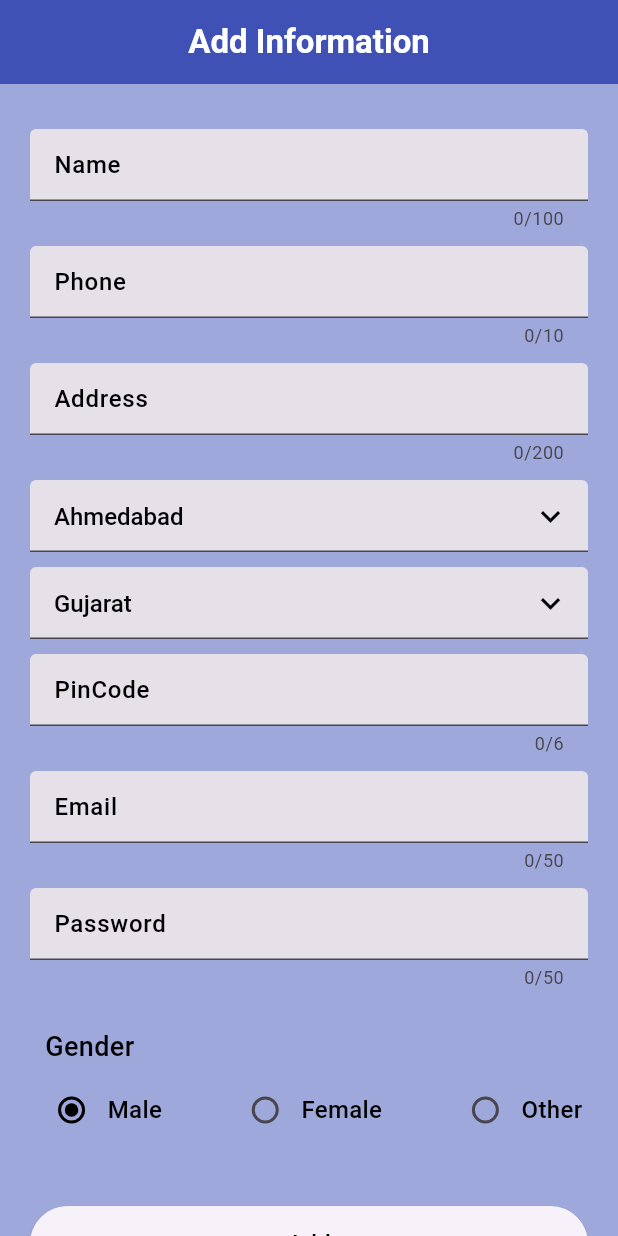
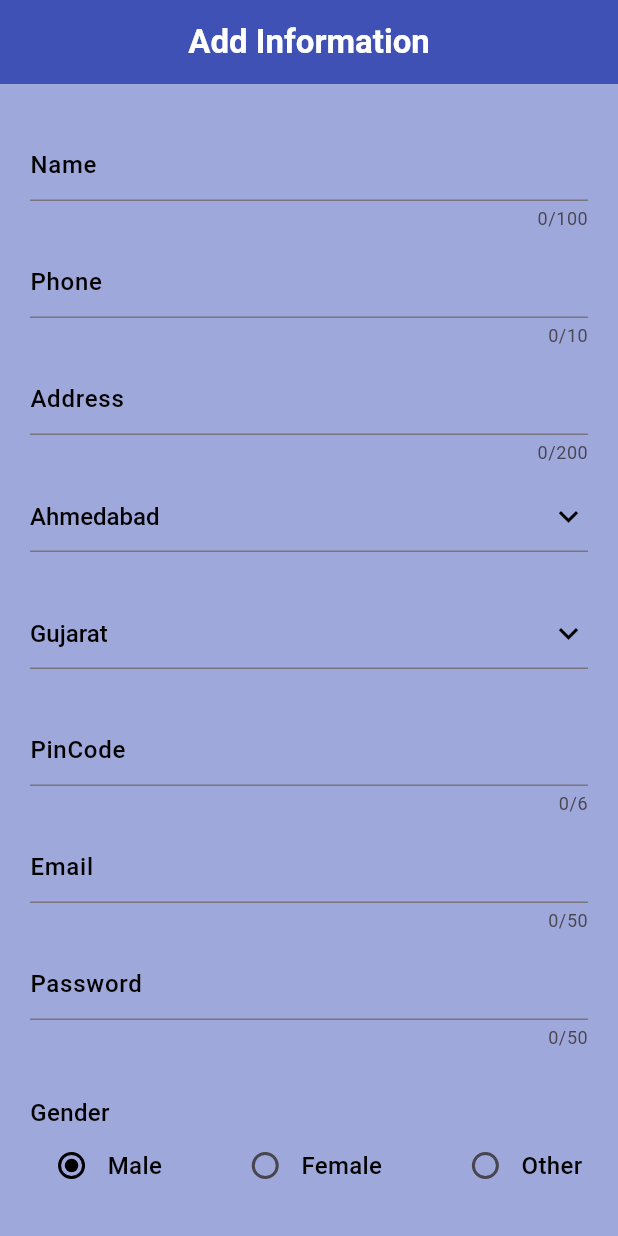
Before and after one commit to Jaydip04/learnApp, a Flutter app: the screen it shows after launch, on a phone screen of 412 x 824 dp. Run offline on Flutter 3.47's test engine with Material 3 defaults, Android fonts, the phone set to English and light mode, and no system bars; our stand-ins replace firebase_core, firebase_database; accounts and stored records are empty.

Commit message:
code change

```diff
--- a/lib/form.dart
+++ b/lib/form.dart
@@ -3,14 +3,14 @@ import 'package:flutter/cupertino.dart';
 import 'package:flutter/material.dart';
 import 'package:flutter/services.dart';
 
-class FormWidget extends StatefulWidget {
-  const FormWidget({super.key});
+class Form_Widget extends StatefulWidget {
+  const Form_Widget({super.key});
 
   @override
-  State<FormWidget> createState() => _FormWidgetState();
+  State<Form_Widget> createState() => _FormWidgetState();
 }
 
-class _FormWidgetState extends State<FormWidget> {
+class _FormWidgetState extends State<Form_Widget> {
   String? validatePhone(String? value) {
     const pattern = r'[7,8,9][0-9]{9}';
     final regex = RegExp(pattern);
@@ -88,18 +88,16 @@ class _FormWidgetState extends State<FormWidget> {
         ),
       ),
       body: Container(
-        // color: bgcolor,
         child: SingleChildScrollView(
+          child: Padding(
+            padding: const EdgeInsets.symmetric(horizontal: 20, vertical: 5),
             child: Column(
               crossAxisAlignment: CrossAxisAlignment.center,
               children: [
                 const SizedBox(
                   height: 25,
                 ),
-              Padding(
-                padding:
-                    const EdgeInsets.symmetric(horizontal: 20, vertical: 5),
-                child: TextFormField(
+                TextFormField(
                     maxLength: 100,
                     autovalidateMode: AutovalidateMode.always,
                     inputFormatters: <TextInputFormatter>[
@@ -108,21 +106,12 @@ class _FormWidgetState extends State<FormWidget> {
                     keyboardType: TextInputType.name,
                     controller: nameController,
                     obscureText: false,
-                  style: TextStyle(
-                      color: Colors.black,
-                      fontSize: 16,
-                      fontWeight: FontWeight.w500),
-                  decoration: InputDecoration(
-                    hintText: "Name",
-                    hintStyle: TextStyle(color: Colors.black),
-                    filled: true,
+                    style: commonTextStyle(),
+                    decoration: commonInputDecoration("Name")),
+                SizedBox(
+                  height: 10,
                 ),
-                ),
-              ),
-              Padding(
-                padding:
-                    const EdgeInsets.symmetric(horizontal: 20, vertical: 5),
-                child: TextFormField(
+                TextFormField(
                     maxLength: 10,
                     autovalidateMode: AutovalidateMode.always,
                     validator: validatePhone,
@@ -132,21 +121,12 @@ class _FormWidgetState extends State<FormWidget> {
                     keyboardType: TextInputType.phone,
                     controller: phoneController,
                     obscureText: false,
-                  style: TextStyle(
-                      color: Colors.black,
-                      fontSize: 16,
-                      fontWeight: FontWeight.w500),
-                  decoration: InputDecoration(
-                    hintText: "Phone",
-                    hintStyle: TextStyle(color: Colors.black),
-                    filled: true,
+                    style: commonTextStyle(),
+                    decoration: commonInputDecoration("Phone")),
+                SizedBox(
+                  height: 10,
                 ),
-                ),
-              ),
-              Padding(
-                padding:
-                    const EdgeInsets.symmetric(horizontal: 20, vertical: 5),
-                child: TextFormField(
+                TextFormField(
                     maxLength: 200,
                     autovalidateMode: AutovalidateMode.always,
                     inputFormatters: <TextInputFormatter>[
@@ -155,29 +135,14 @@ class _FormWidgetState extends State<FormWidget> {
                     keyboardType: TextInputType.text,
                     controller: addressController,
                     obscureText: false,
-                  style: TextStyle(
-                      color: Colors.black,
-                      fontSize: 16,
-                      fontWeight: FontWeight.w500),
-                  decoration: InputDecoration(
-                    hintText: "Address",
-                    hintStyle: TextStyle(color: Colors.black),
-                    filled: true,
+                    style: commonTextStyle(),
+                    decoration: commonInputDecoration("Address")),
+                SizedBox(
+                  height: 10,
                 ),
-                ),
-              ),
-              Padding(
-                padding:
-                    const EdgeInsets.symmetric(horizontal: 20, vertical: 5),
-                child: DropdownButtonFormField(
-                  decoration: InputDecoration(
-                    filled: true,
-                    hintText: "city",
-                  ),
-                  style: TextStyle(
-                      color: Colors.black,
-                      fontSize: 16,
-                      fontWeight: FontWeight.w500),
+                DropdownButtonFormField(
+                  decoration: commonInputDecoration("city"),
+                  style: commonTextStyle(),
                   value: dropdownvaluecity,
                   icon: const Icon(
                     Icons.keyboard_arrow_down,
@@ -196,19 +161,12 @@ class _FormWidgetState extends State<FormWidget> {
                     });
                   },
                 ),
+                SizedBox(
+                  height: 30,
                 ),
-              Padding(
-                padding:
-                    const EdgeInsets.symmetric(horizontal: 20, vertical: 5),
-                child: DropdownButtonFormField(
-                  decoration: InputDecoration(
-                    filled: true,
-                    hintText: "city",
-                  ),
-                  style: TextStyle(
-                      color: Colors.black,
-                      fontSize: 16,
-                      fontWeight: FontWeight.w500),
+                DropdownButtonFormField(
+                  decoration: commonInputDecoration("State"),
+                  style: commonTextStyle(),
                   value: dropdownvaluestate,
                   iconSize: 26,
                   icon: const Icon(
@@ -227,11 +185,10 @@ class _FormWidgetState extends State<FormWidget> {
                     });
                   },
                 ),
+                SizedBox(
+                  height: 30,
                 ),
-              Padding(
-                padding:
-                    const EdgeInsets.symmetric(horizontal: 20, vertical: 5),
-                child: TextFormField(
+                TextFormField(
                     maxLength: 6,
                     autovalidateMode: AutovalidateMode.always,
                     validator: validatePinCode,
@@ -241,21 +198,12 @@ class _FormWidgetState extends State<FormWidget> {
                     keyboardType: TextInputType.number,
                     controller: pincodeController,
                     obscureText: false,
-                  style: TextStyle(
-                      color: Colors.black,
-                      fontSize: 16,
-                      fontWeight: FontWeight.w500),
-                  decoration: InputDecoration(
-                    hintText: "PinCode",
-                    hintStyle: TextStyle(color: Colors.black),
-                    filled: true,
+                    style: commonTextStyle(),
+                    decoration: commonInputDecoration("PinCode")),
+                SizedBox(
+                  height: 10,
                 ),
-                ),
-              ),
-              Padding(
-                padding:
-                    const EdgeInsets.symmetric(horizontal: 20, vertical: 5),
-                child: TextFormField(
+                TextFormField(
                     autovalidateMode: AutovalidateMode.always,
                     validator: validateEmail,
                     maxLength: 50,
@@ -265,21 +213,12 @@ class _FormWidgetState extends State<FormWidget> {
                     keyboardType: TextInputType.emailAddress,
                     controller: emailController,
                     obscureText: false,
-                  style: TextStyle(
-                      color: Colors.black,
-                      fontSize: 16,
-                      fontWeight: FontWeight.w500),
-                  decoration: InputDecoration(
-                    hintText: "Email",
-                    hintStyle: TextStyle(color: Colors.black),
-                    filled: true,
+                    style: commonTextStyle(),
+                    decoration: commonInputDecoration("Email")),
+                SizedBox(
+                  height: 10,
                 ),
-                ),
-              ),
-              Padding(
-                padding:
-                    const EdgeInsets.symmetric(horizontal: 20, vertical: 5),
-                child: TextFormField(
+                TextFormField(
                     maxLength: 50,
                     autovalidateMode: AutovalidateMode.always,
                     validator: validatePassword,
@@ -289,32 +228,20 @@ class _FormWidgetState extends State<FormWidget> {
                     keyboardType: TextInputType.text,
                     controller: passwordController,
                     obscureText: false,
-                  style: TextStyle(
-                      color: Colors.black,
-                      fontSize: 16,
-                      fontWeight: FontWeight.w500),
-                  decoration: InputDecoration(
-                    hintText: "Password",
-                    hintStyle: TextStyle(color: Colors.black),
-                    filled: true,
-                  ),
-                ),
+                    style: commonTextStyle(),
+                    decoration: commonInputDecoration("Password")),
+                SizedBox(
+                  height: 10,
                 ),
                 Container(
                   margin: EdgeInsets.only(top: 20),
-                padding: EdgeInsets.only(left: 30),
                   width: MediaQuery.of(context).size.width,
                   child: Text(
                     "Gender",
-                  style: TextStyle(
-                      color: Colors.black,
-                      fontSize: 18,
-                      fontWeight: FontWeight.w500),
+                    style: commonTextStyle()
                   ),
                 ),
-              Padding(
-                padding: EdgeInsets.symmetric(horizontal: 20, vertical: 5),
-                child: Row(
+                Row(
                   mainAxisAlignment: MainAxisAlignment.spaceAround,
                   children: [
                     Column(
@@ -334,10 +261,7 @@ class _FormWidgetState extends State<FormWidget> {
                                 }),
                             Text(
                               'Male',
-                              style: TextStyle(
-                                  color: Colors.black,
-                                  fontSize: 16,
-                                  fontWeight: FontWeight.w500),
+                              style: commonTextStyle()
                             )
                           ],
                         ),
@@ -361,10 +285,7 @@ class _FormWidgetState extends State<FormWidget> {
                             }),
                         Text(
                           'Female',
-                          style: TextStyle(
-                              color: Colors.black,
-                              fontSize: 16,
-                              fontWeight: FontWeight.w500),
+                          style: commonTextStyle()
                         )
                       ],
                     ),
@@ -386,24 +307,18 @@ class _FormWidgetState extends State<FormWidget> {
                             }),
                         Text(
                           'Other',
-                          style: TextStyle(
-                              color: Colors.black,
-                              fontSize: 16,
-                              fontWeight: FontWeight.w500),
+                          style: commonTextStyle()
                         )
                       ],
                     ),
                   ],
                 ),
-              ),
                 const SizedBox(
                   height: 25,
                 ),
-              Container(
-                margin: EdgeInsets.symmetric(horizontal: 20, vertical: 10),
-                child: ElevatedButton(
-                  style: ElevatedButton.styleFrom(
-                    minimumSize: Size(390, 50),
+                OutlinedButton(
+                  style: ButtonStyle(
+                    shape: MaterialStateProperty.all(RoundedRectangleBorder(borderRadius: BorderRadius.circular(30.0))),
                   ),
                   onPressed: () {
                     // Check if any of the text fields are emply?
@@ -525,48 +440,26 @@ class _FormWidgetState extends State<FormWidget> {
                         fontSize: 16,
                         fontWeight: FontWeight.w500),
                   ),
-                ),
                 )
               ],
+            ),
           ),
         ),
       ),
     );
   }
 
-  Padding commonTestField(
-      hint, controller, hide, keyboardType, inputFormatters, validate) {
-    return Padding(
-      padding: const EdgeInsets.symmetric(horizontal: 20, vertical: 5),
-      child: TextFormField(
-        autovalidateMode: AutovalidateMode.always,
-        validator: validate,
-        inputFormatters: <TextInputFormatter>[inputFormatters],
-        keyboardType: keyboardType,
-        controller: controller,
-        obscureText: hide,
-        style: TextStyle(
-            color: Colors.black, fontSize: 16, fontWeight: FontWeight.w500),
-        decoration: InputDecoration(
+  InputDecoration commonInputDecoration(hint) {
+    return InputDecoration(
       hintText: hint,
       hintStyle: TextStyle(color: Colors.black),
-          filled: true,
-          focusedBorder: OutlineInputBorder(
-            borderRadius: BorderRadius.circular(20),
-            borderSide: const BorderSide(
-              color: Colors.black,
-              width: 2,
-            ),
-          ),
-          enabledBorder: OutlineInputBorder(
-            borderRadius: BorderRadius.circular(20),
-            borderSide: const BorderSide(
-              color: Colors.black,
-              width: 1,
-            ),
-          ),
-        ),
-      ),
     );
   }
+
+  TextStyle commonTextStyle() {
+    return TextStyle(
+        color: Colors.black,
+        fontSize: 16,
+        fontWeight: FontWeight.w500);
   }
+}
--- a/lib/main.dart
+++ b/lib/main.dart
@@ -27,7 +27,7 @@ class MyApp extends StatelessWidget {
     return MaterialApp(
       debugShowCheckedModeBanner: false,
       title: "Learn App",
-      home: FormWidget()
+      home: Form_Widget()
     );
   }
 }
```
Lines whose indentation alone changed are shown as unchanged.
